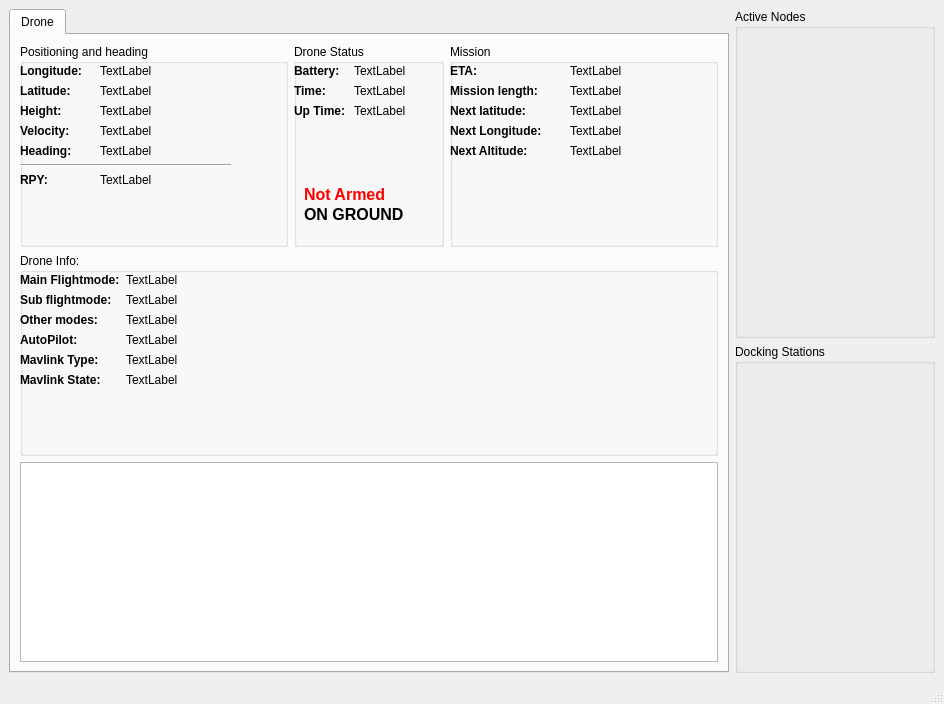
First picture: the form in drone_monitor/ui/main_window.ui, repository mabuc13/RMUASD, before the edit.
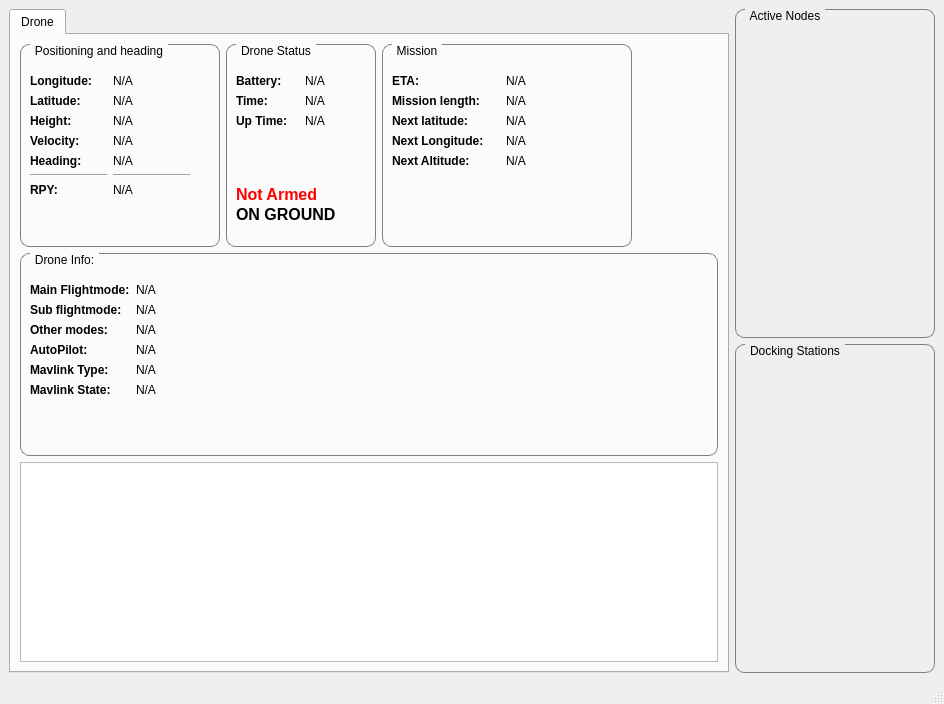
Second picture: the form after the edit. Icons and pictures are not drawn.

Diff of the .ui file:
```diff
--- a/drone_monitor/ui/main_window.ui
+++ b/drone_monitor/ui/main_window.ui
@@ -17,6 +17,19 @@
    <iconset resource="../resources/images.qrc">
     <normaloff>:/images/icon.png</normaloff>:/images/icon.png</iconset>
   </property>
+  <property name="styleSheet">
+   <string notr="true">QGroupBox {
+    border: 1px solid gray;
+    border-radius: 9px;
+    margin-top: 0.5em;
+}
+
+QGroupBox::title {
+    subcontrol-origin: margin;
+    left: 10px;
+    padding: 0 3px 0 3px;
+}</string>
+  </property>
   <property name="locale">
    <locale language="English" country="Australia"/>
   </property>
@@ -53,7 +66,7 @@
            <widget class="QGroupBox" name="groupBox_position">
             <property name="minimumSize">
              <size>
-              <width>215</width>
+              <width>200</width>
               <height>0</height>
              </size>
             </property>
@@ -69,12 +82,14 @@
             <widget class="QWidget" name="verticalLayoutWidget">
              <property name="geometry">
               <rect>
-               <x>0</x>
-               <y>20</y>
-               <width>81</width>
-               <height>161</height>
+               <x>10</x>
+               <y>30</y>
+               <width>160</width>
+               <height>151</height>
               </rect>
              </property>
+             <layout class="QHBoxLayout" name="horizontalLayout_3">
+              <item>
              <layout class="QVBoxLayout" name="verticalLayout_4">
               <item>
                <widget class="QLabel" name="label_5">
@@ -143,49 +158,41 @@
                </spacer>
               </item>
              </layout>
-            </widget>
-            <widget class="QWidget" name="verticalLayoutWidget_2">
-             <property name="geometry">
-              <rect>
-               <x>80</x>
-               <y>20</y>
-               <width>131</width>
-               <height>161</height>
-              </rect>
-             </property>
+              </item>
+              <item>
              <layout class="QVBoxLayout" name="verticalLayout_5">
               <item>
                <widget class="QLabel" name="label_longitude">
                 <property name="text">
-                 <string>TextLabel</string>
+                   <string>N/A</string>
                 </property>
                </widget>
               </item>
               <item>
                <widget class="QLabel" name="label_latitude">
                 <property name="text">
-                 <string>TextLabel</string>
+                   <string>N/A</string>
                 </property>
                </widget>
               </item>
               <item>
                <widget class="QLabel" name="label_height">
                 <property name="text">
-                 <string>TextLabel</string>
+                   <string>N/A</string>
                 </property>
                </widget>
               </item>
               <item>
                <widget class="QLabel" name="label_velocity">
                 <property name="text">
-                 <string>TextLabel</string>
+                   <string>N/A</string>
                 </property>
                </widget>
               </item>
               <item>
                <widget class="QLabel" name="label_heading">
                 <property name="text">
-                 <string>TextLabel</string>
+                   <string>N/A</string>
                 </property>
                </widget>
               </item>
@@ -199,7 +206,7 @@
               <item>
                <widget class="QLabel" name="label_RPY">
                 <property name="text">
-                 <string>TextLabel</string>
+                   <string>N/A</string>
                 </property>
                </widget>
               </item>
@@ -217,6 +224,8 @@
                </spacer>
               </item>
              </layout>
+              </item>
+             </layout>
             </widget>
            </widget>
           </item>
@@ -266,12 +275,14 @@
             <widget class="QWidget" name="verticalLayoutWidget_3">
              <property name="geometry">
               <rect>
-               <x>0</x>
-               <y>20</y>
-               <width>63</width>
-               <height>71</height>
+               <x>10</x>
+               <y>30</y>
+               <width>131</width>
+               <height>80</height>
               </rect>
              </property>
+             <layout class="QHBoxLayout" name="horizontalLayout_4">
+              <item>
              <layout class="QVBoxLayout" name="verticalLayout_6">
               <item>
                <widget class="QLabel" name="label_7">
@@ -308,35 +319,27 @@
                </spacer>
               </item>
              </layout>
-            </widget>
-            <widget class="QWidget" name="verticalLayoutWidget_4">
-             <property name="geometry">
-              <rect>
-               <x>60</x>
-               <y>20</y>
-               <width>81</width>
-               <height>71</height>
-              </rect>
-             </property>
+              </item>
+              <item>
              <layout class="QVBoxLayout" name="verticalLayout_7">
               <item>
                <widget class="QLabel" name="label_battery">
                 <property name="text">
-                 <string>TextLabel</string>
+                   <string>N/A</string>
                 </property>
                </widget>
               </item>
               <item>
                <widget class="QLabel" name="label_time">
                 <property name="text">
-                 <string>TextLabel</string>
+                   <string>N/A</string>
                 </property>
                </widget>
               </item>
               <item>
                <widget class="QLabel" name="label_uptime">
                 <property name="text">
-                 <string>TextLabel</string>
+                   <string>N/A</string>
                 </property>
                </widget>
               </item>
@@ -354,23 +357,33 @@
                </spacer>
               </item>
              </layout>
+              </item>
+             </layout>
             </widget>
            </widget>
           </item>
           <item>
            <widget class="QGroupBox" name="groupBox_3">
+            <property name="minimumSize">
+             <size>
+              <width>250</width>
+              <height>0</height>
+             </size>
+            </property>
             <property name="title">
              <string>Mission</string>
             </property>
             <widget class="QWidget" name="verticalLayoutWidget_5">
              <property name="geometry">
               <rect>
-               <x>0</x>
-               <y>20</y>
-               <width>121</width>
-               <height>151</height>
+               <x>10</x>
+               <y>30</y>
+               <width>221</width>
+               <height>131</height>
               </rect>
              </property>
+             <layout class="QHBoxLayout" name="horizontalLayout_5">
+              <item>
              <layout class="QVBoxLayout" name="verticalLayout_8">
               <item>
                <widget class="QLabel" name="label_10">
@@ -421,49 +434,41 @@
                </spacer>
               </item>
              </layout>
-            </widget>
-            <widget class="QWidget" name="verticalLayoutWidget_6">
-             <property name="geometry">
-              <rect>
-               <x>120</x>
-               <y>20</y>
-               <width>160</width>
-               <height>151</height>
-              </rect>
-             </property>
+              </item>
+              <item>
              <layout class="QVBoxLayout" name="verticalLayout_9">
               <item>
                <widget class="QLabel" name="label_ETA">
                 <property name="text">
-                 <string>TextLabel</string>
+                   <string>N/A</string>
                 </property>
                </widget>
               </item>
               <item>
                <widget class="QLabel" name="label_missinLenght">
                 <property name="text">
-                 <string>TextLabel</string>
+                   <string>N/A</string>
                 </property>
                </widget>
               </item>
               <item>
                <widget class="QLabel" name="label_nextLatitude">
                 <property name="text">
-                 <string>TextLabel</string>
+                   <string>N/A</string>
                 </property>
                </widget>
               </item>
               <item>
                <widget class="QLabel" name="label_nextLongitude">
                 <property name="text">
-                 <string>TextLabel</string>
+                   <string>N/A</string>
                 </property>
                </widget>
               </item>
               <item>
                <widget class="QLabel" name="label_nextAltitude">
                 <property name="text">
-                 <string>TextLabel</string>
+                   <string>N/A</string>
                 </property>
                </widget>
               </item>
@@ -481,9 +486,24 @@
                </spacer>
               </item>
              </layout>
+              </item>
+             </layout>
             </widget>
            </widget>
           </item>
+          <item>
+           <spacer name="horizontalSpacer">
+            <property name="orientation">
+             <enum>Qt::Horizontal</enum>
+            </property>
+            <property name="sizeHint" stdset="0">
+             <size>
+              <width>40</width>
+              <height>20</height>
+             </size>
+            </property>
+           </spacer>
+          </item>
          </layout>
         </item>
         <item>
@@ -496,10 +516,10 @@
             <widget class="QWidget" name="formLayoutWidget">
              <property name="geometry">
               <rect>
-               <x>0</x>
-               <y>20</y>
-               <width>311</width>
-               <height>151</height>
+               <x>10</x>
+               <y>30</y>
+               <width>271</width>
+               <height>131</height>
               </rect>
              </property>
              <layout class="QFormLayout" name="formLayout">
@@ -513,7 +533,7 @@
               <item row="0" column="1">
                <widget class="QLabel" name="label_flightmode_main">
                 <property name="text">
-                 <string>TextLabel</string>
+                 <string>N/A</string>
                 </property>
                </widget>
               </item>
@@ -527,7 +547,7 @@
               <item row="1" column="1">
                <widget class="QLabel" name="label_filghtmode_sub">
                 <property name="text">
-                 <string>TextLabel</string>
+                 <string>N/A</string>
                 </property>
                </widget>
               </item>
@@ -548,14 +568,14 @@
               <item row="2" column="1">
                <widget class="QLabel" name="label_flightmode_other">
                 <property name="text">
-                 <string>TextLabel</string>
+                 <string>N/A</string>
                 </property>
                </widget>
               </item>
               <item row="3" column="1">
                <widget class="QLabel" name="label_autoPilot">
                 <property name="text">
-                 <string>TextLabel</string>
+                 <string>N/A</string>
                 </property>
                </widget>
               </item>
@@ -569,7 +589,7 @@
               <item row="4" column="1">
                <widget class="QLabel" name="label_mavlinkType">
                 <property name="text">
-                 <string>TextLabel</string>
+                 <string>N/A</string>
                 </property>
                </widget>
               </item>
@@ -583,7 +603,7 @@
               <item row="5" column="1">
                <widget class="QLabel" name="label_mavlinkState">
                 <property name="text">
-                 <string>TextLabel</string>
+                 <string>N/A</string>
                 </property>
                </widget>
               </item>
```
Left out of the diff: 9 changed lines with no effect on the pictures. Lines whose indentation alone changed are shown as unchanged.
